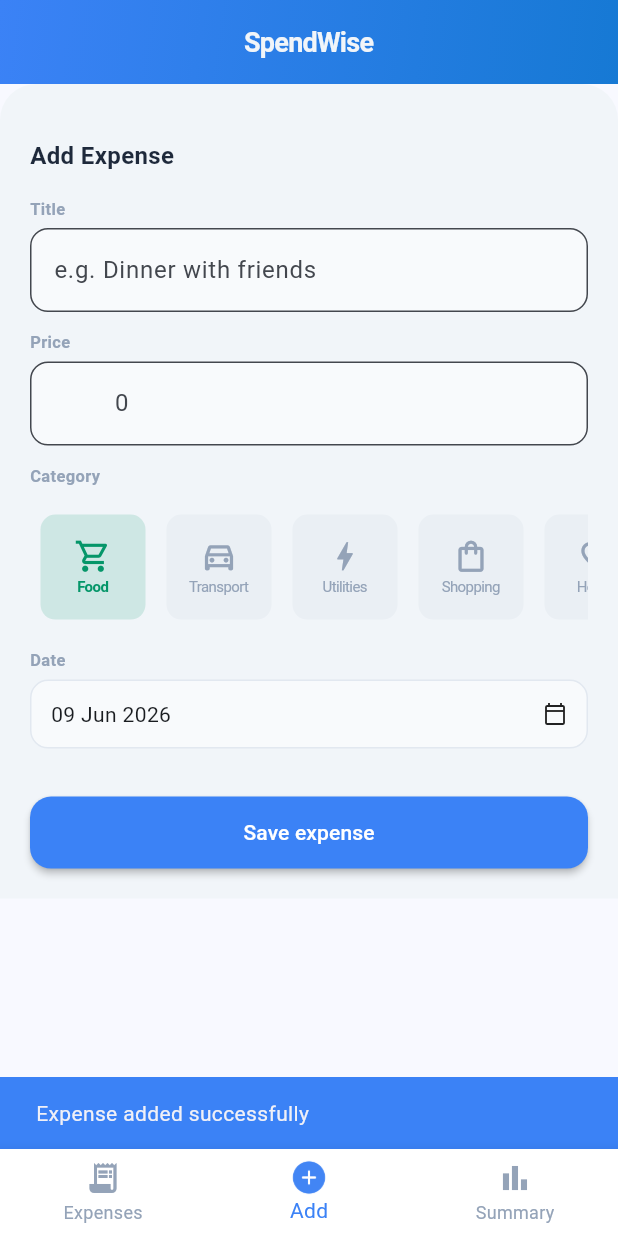
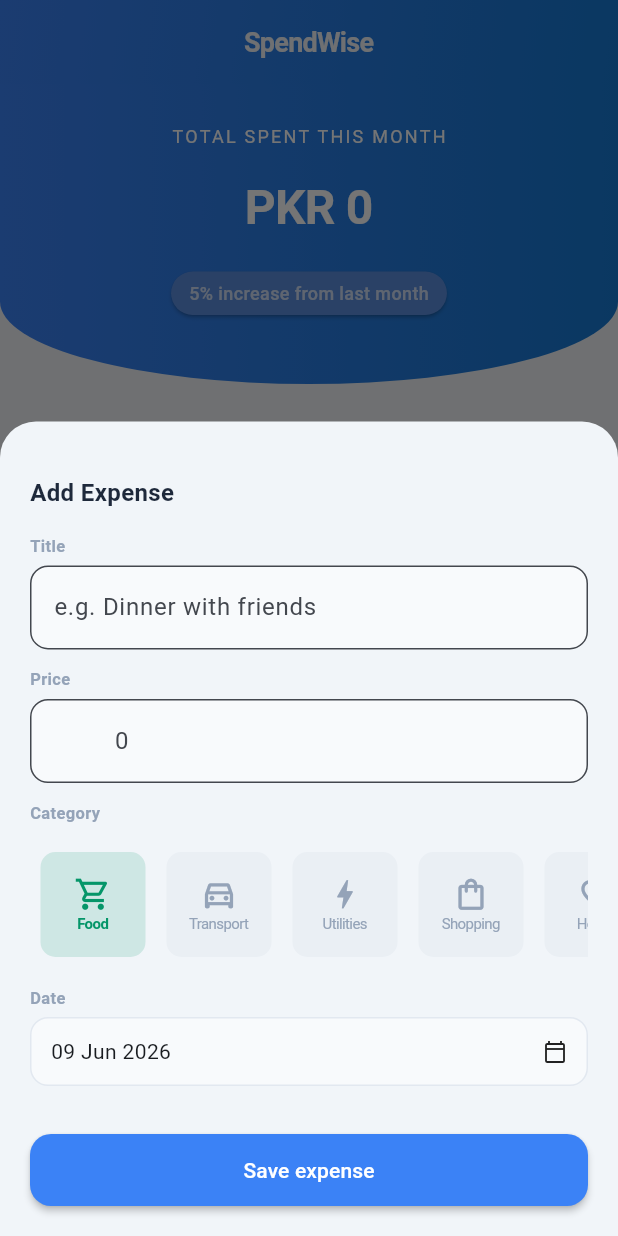
Before and after one commit to Rayyan-Wahid/SpendWise, a Flutter app: the screen it shows after launch, item 2 of the bottom bar chosen, after a tap on "Save expense", on a phone screen of 412 x 824 dp. Run offline on Flutter 3.47's test engine with Material 3 defaults, Android fonts, the phone set to English and light mode, and no system bars; our stand-ins replace fl_chart, hive, hive_flutter; accounts and stored records are empty; Roboto replaces fonts that are missing (SF Pro Display).

Commit message:
Responsiveness: Changed the usage of add expense screen to modal bottom sheet. Shifted the expenseform call outside of build so it wont get rebuilt.

```diff
--- a/lib/screens/expense_form.dart
+++ b/lib/screens/expense_form.dart
@@ -202,16 +202,16 @@
               height: 48,
               width: double.infinity,
               child: ElevatedButton(
-                onPressed: () {
+                onPressed: () async {
+                  await saveData();
+                  if (!mounted) return;
+                  if (widget.expense != null) Navigator.pop(context);
                   setState(() {
-                    saveData();
                     titleController.clear();
                     priceController.clear();
                     selectedCategory = 'Food';
                     selectedDate = DateTime.now();
-                    if (widget.expense != null) Navigator.pop(context);
                   });
-                  ();
                   ScaffoldMessenger.of(context).showSnackBar(
                     SnackBar(
                       content: widget.expense != null
--- a/lib/screens/expenses.dart
+++ b/lib/screens/expenses.dart
@@ -1,23 +1,25 @@
 import 'package:flutter/material.dart';
-import 'package:myspendwise/data/expense_data.dart';
+import 'package:hive_flutter/hive_flutter.dart';
 import 'package:myspendwise/screens/expense_form.dart';
 import 'package:myspendwise/services/hive_service.dart';
 import 'package:myspendwise/widgets/expense_card.dart';
 import '../config/app_colors.dart';
 
 class ExpensesScreen extends StatefulWidget {
-  final List<Expense> expenses;
-  const ExpensesScreen({super.key, required this.expenses});
+  const ExpensesScreen({super.key});
 
   @override
   State<ExpensesScreen> createState() => _ExpensesScreenState();
 }
 
 class _ExpensesScreenState extends State<ExpensesScreen> {
-  double get total => widget.expenses.fold(0.0, (sum, e) => sum + e.price);
-
   @override
   Widget build(BuildContext context) {
+    return ValueListenableBuilder(
+      valueListenable: HiveService.box.listenable(),
+      builder: (context, box, _) {
+        final expenses = HiveService.getExpenses();
+        double total = expenses.fold(0.0, (sum, e) => sum + e.price);
         return Scaffold(
           backgroundColor: AppColors.background,
           body: Column(
@@ -37,8 +39,8 @@
                 child: Center(
                   child: Column(
                     children: [
-                  SizedBox(height: 26),
-                  Text(
+                      const SizedBox(height: 26),
+                      const Text(
                         'TOTAL SPENT THIS MONTH',
                         style: TextStyle(
                           color: Colors.white,
@@ -46,19 +48,19 @@
                           letterSpacing: 1.5,
                         ),
                       ),
-                  SizedBox(height: 16),
+                      const SizedBox(height: 16),
                       Text(
                         'PKR ${total.toStringAsFixed(0)}',
 
-                    style: TextStyle(
+                        style: const TextStyle(
                           color: Colors.white,
                           fontSize: 32,
                           fontWeight: FontWeight.bold,
                           letterSpacing: -0.5,
                         ),
                       ),
-                  SizedBox(height: 16),
-                  Card(
+                      const SizedBox(height: 16),
+                      const Card(
                         color: Color.fromARGB(
                           255,
                           92,
@@ -89,9 +91,9 @@
               ),
               Expanded(
                 child: ListView.builder(
-              itemCount: widget.expenses.length,
+                  itemCount: expenses.length,
                   itemBuilder: (context, index) {
-                final expense = widget.expenses[index];
+                    final expense = expenses[index];
                     return ExpenseCard(
                       expense: expense,
                       onEdit: () => {
@@ -103,7 +105,7 @@
                         ),
                       },
                       onDelete: () => {
-                    HiveService.deleteExpense(widget.expenses[index].id),
+                        HiveService.deleteExpense(expenses[index].id),
                       },
                     );
                   },
@@ -112,5 +114,7 @@
             ],
           ),
         );
+      },
+    );
   }
 }
--- a/lib/screens/summary.dart
+++ b/lib/screens/summary.dart
@@ -1,13 +1,14 @@
 import 'package:fl_chart/fl_chart.dart';
 import 'package:flutter/material.dart';
+import 'package:hive_flutter/hive_flutter.dart';
 import 'package:myspendwise/data/category.dart';
 import 'package:myspendwise/data/expense_data.dart';
+import 'package:myspendwise/services/hive_service.dart';
 import 'package:myspendwise/widgets/summary_card.dart';
 import '../config/app_colors.dart';
 
 class SummaryScreen extends StatefulWidget {
-  final expenses;
-  const SummaryScreen({super.key, required this.expenses});
+  const SummaryScreen({super.key});
 
   @override
   State<SummaryScreen> createState() => _SummaryScreenState();
@@ -48,11 +49,14 @@
 
   @override
   Widget build(BuildContext context) {
-    final total = categoryTotals(widget.expenses);
+    return ValueListenableBuilder(
+      valueListenable: HiveService.box.listenable(),
+      builder: (context, value, child) {
+        final expenses = HiveService.getExpenses();
+        final total = categoryTotals(expenses);
         final double maximumTotal = total.values.isEmpty
             ? 1.0
             : total.values.fold(0.0, (a, b) => a > b ? a : b);
-
         return Scaffold(
           body: Padding(
             padding: const EdgeInsets.all(16),
@@ -81,7 +85,9 @@
                         maxY:
                             (total.values.isEmpty
                                 ? 100
-                            : total.values.reduce((a, b) => a > b ? a : b)) *
+                                : total.values.reduce(
+                                    (a, b) => a > b ? a : b,
+                                  )) *
                             1.25, // headroom above tallest bar
                         barGroups: buildBars(total),
                         titlesData: FlTitlesData(
@@ -121,7 +127,9 @@
                           ),
                         ),
                         borderData: FlBorderData(show: false),
-                    gridData: FlGridData(show: false), // clean, no grid lines
+                        gridData: FlGridData(
+                          show: false,
+                        ), // clean, no grid lines
                         barTouchData: BarTouchData(enabled: false),
                       ),
                     ),
@@ -151,6 +159,8 @@
             ),
           ),
         );
+      },
+    );
   }
 }
 
--- a/lib/widgets/bottom_navigation.dart
+++ b/lib/widgets/bottom_navigation.dart
@@ -1,10 +1,8 @@
 import 'package:flutter/material.dart';
-import 'package:hive_flutter/hive_flutter.dart';
 import 'package:myspendwise/config/app_colors.dart';
 import 'package:myspendwise/screens/expense_form.dart';
 import 'package:myspendwise/screens/expenses.dart';
 import 'package:myspendwise/screens/summary.dart';
-import 'package:myspendwise/services/hive_service.dart';
 
 class Main extends StatefulWidget {
   const Main({super.key});
@@ -14,27 +12,31 @@
 }
 
 class _MainState extends State<Main> {
-  int index = 0;
+  int _index = 0;
+
+  void _openAddForm() {
+    showModalBottomSheet(
+      context: context,
+      isScrollControlled: true,
+      backgroundColor: Colors.transparent,
+      builder: (_) => const ExpenseForm(expense: null),
+    );
+  }
+
+  void _onTabTap(int i) {
+    if (i == 1) {
+      _openAddForm();
+      return;
+    }
+    setState(() => _index = i == 2 ? 1 : 0);
+  }
 
   @override
   Widget build(BuildContext context) {
-    return ValueListenableBuilder(
-      valueListenable: HiveService.box.listenable(),
-      builder: (context, box, _) {
-        final expenses = HiveService.getExpenses();
-        final screens = [
-          ExpensesScreen(expenses: expenses),
-          const ExpenseForm(expense: null),
-          SummaryScreen(expenses: expenses),
-        ];
-
     return Scaffold(
       appBar: AppBar(
         centerTitle: true,
-            title: Row(
-              mainAxisSize: MainAxisSize.min,
-              children: [
-                Text(
+        title: const Text(
           'SpendWise',
           style: TextStyle(
             color: AppColors.background,
@@ -43,9 +45,6 @@
             letterSpacing: -0.5,
           ),
         ),
-              ],
-            ),
-
         backgroundColor: Colors.transparent,
         flexibleSpace: Container(
           decoration: const BoxDecoration(
@@ -58,38 +57,36 @@
         ),
         elevation: 0,
       ),
-          body: screens[index],
+
+      body: IndexedStack(
+        index: _index,
+        children: const [ExpensesScreen(), SummaryScreen()],
+      ),
       bottomNavigationBar: BottomNavigationBar(
-            currentIndex: index,
-            onTap: (i) => setState(() => index = i),
-
+        currentIndex: _index == 0 ? 0 : 2,
+        onTap: _onTabTap,
         backgroundColor: AppColors.surface,
         selectedItemColor: AppColors.accent,
         unselectedItemColor: AppColors.textMuted,
         showUnselectedLabels: true,
-            items: [
-              const BottomNavigationBarItem(
-                icon: Icon(Icons.receipt_long),
-                activeIcon: Icon(Icons.receipt_long_outlined),
+        items: const [
+          BottomNavigationBarItem(
+            icon: Icon(Icons.receipt_long_outlined),
+            activeIcon: Icon(Icons.receipt_long),
             label: 'Expenses',
           ),
           BottomNavigationBarItem(
-                icon: Image.asset('images/add (1).png', width: 24, height: 24),
-                activeIcon: Image.asset(
-                  'images/icon_add.png',
-                  width: 24,
-                  height: 24,
-                ),
+            icon: Icon(Icons.add_circle_outline),
+            activeIcon: Icon(Icons.add_circle),
             label: 'Add',
           ),
-              const BottomNavigationBarItem(
-                icon: Icon(Icons.bar_chart),
+          BottomNavigationBarItem(
+            icon: Icon(Icons.bar_chart_outlined),
+            activeIcon: Icon(Icons.bar_chart),
             label: 'Summary',
           ),
         ],
       ),
     );
-      },
-    );
   }
 }
```
Lines whose indentation alone changed are shown as unchanged.
